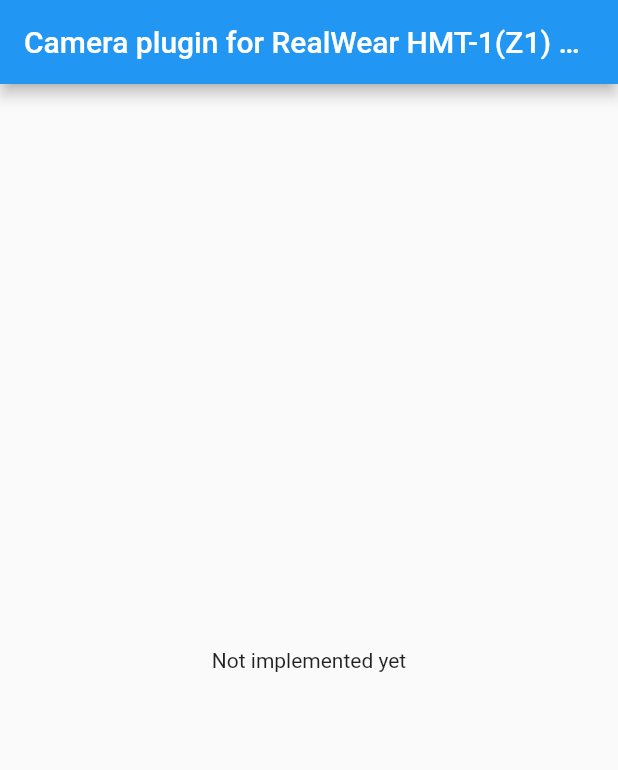
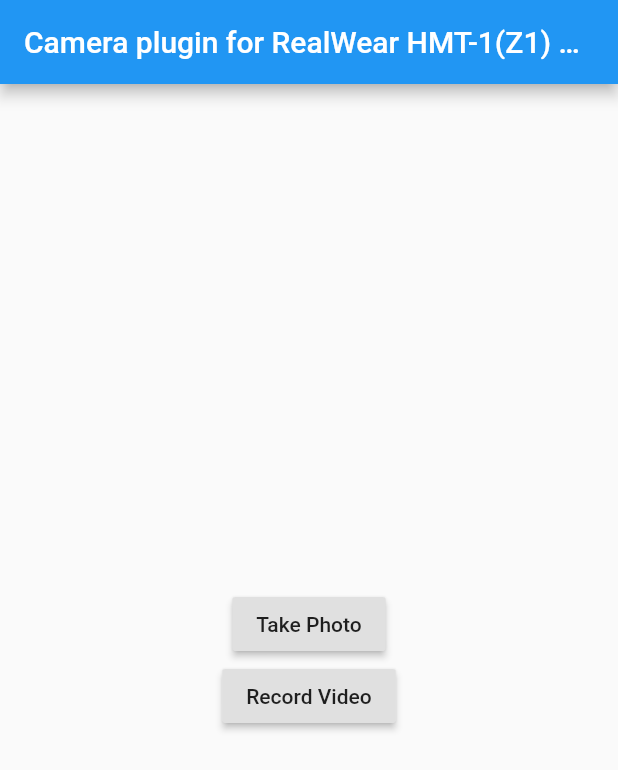
Before and after one commit to Skyggedans/rw_camera, a Flutter app: the screen it shows after launch, on a phone screen of 412 x 824 dp. Shown: the top 770 px of the screen. Run offline on Flutter 3.47's test engine with Material 2 defaults, Android fonts, the phone set to English and light mode, and no system bars.

Commit message:
Version fixes

```diff
--- a/example/lib/main.dart
+++ b/example/lib/main.dart
@@ -25,7 +25,23 @@
           title: const Text('Camera plugin for RealWear HMT-1(Z1) example app'),
         ),
         body: Center(
-          child: Text('Not implemented yet'),
+          child: Column(
+            mainAxisAlignment: MainAxisAlignment.center,
+            children: <Widget>[
+              RaisedButton(
+                child: const Text('Take Photo'),
+                onPressed: () async {
+                  await RwCamera.takePhoto();
+                },
+              ),
+              RaisedButton(
+                child: const Text('Record Video'),
+                onPressed: () async {
+                  await RwCamera.recordVideo();
+                },
+              ),
+            ],
+          ),
         ),
       ),
     );
```
Also changed, not shown: pubspec.lock, 2 other files.
